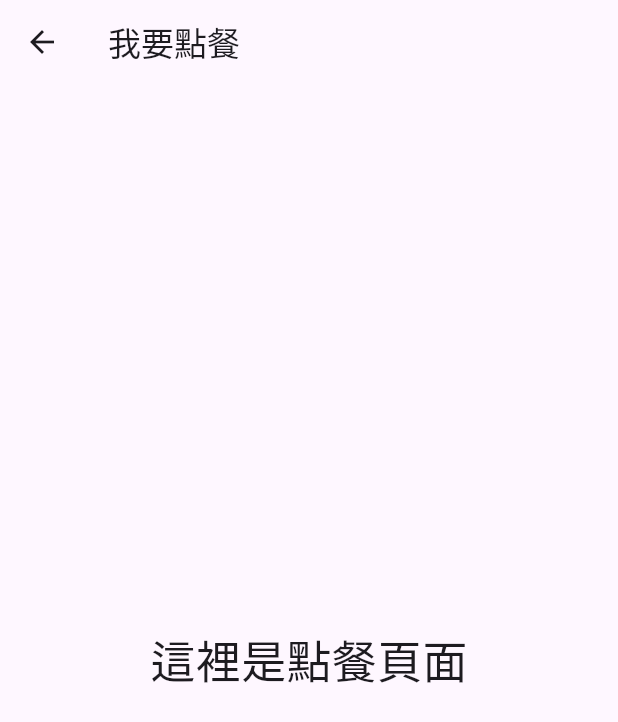
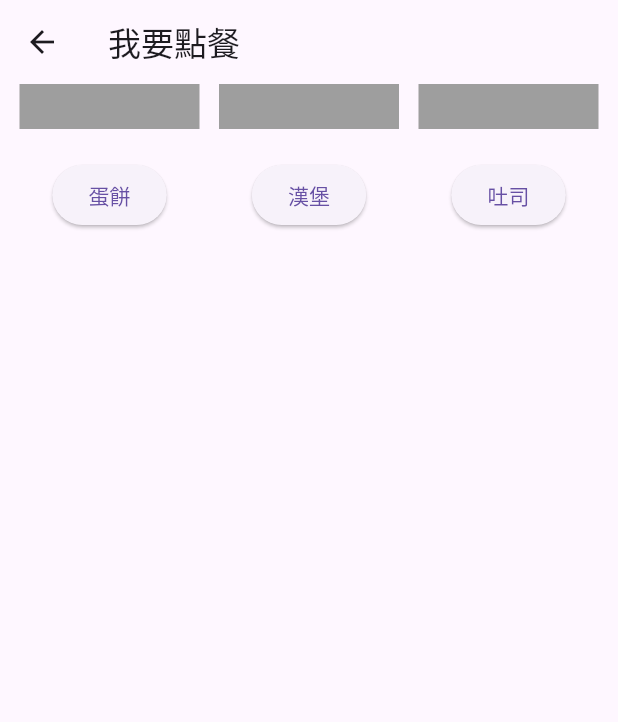
Before and after one commit to wamgbo/ordering_system, a Flutter app: the OrderPage screen opened directly, on a phone screen of 412 x 824 dp. Shown: the top 722 px of the screen. Run offline on Flutter 3.47's test engine with Material 3 defaults, Android fonts, the light colour scheme and no system bars.

Commit message:
dev2 add light buntton in op

```diff
--- a/lib/pages/order_page.dart
+++ b/lib/pages/order_page.dart
@@ -8,7 +8,51 @@ class OrderPage extends StatelessWidget {
   Widget build(BuildContext context) {
     return Scaffold(
       appBar: AppBar(title: const Text('我要點餐')),
-      body: const Center(child: Text('這裡是點餐頁面', style: TextStyle(fontSize: 30))),
+      body: SelectBar(),
     );
   }
 }
+
+class SelectBar extends StatefulWidget {
+  const SelectBar({super.key});
+  @override
+  State<SelectBar> createState() => _SelectBarState(); //必須要宣告
+}
+
+class _SelectBarState extends State<SelectBar> {
+  int _selected = -1; // -1 = 沒選
+
+  @override
+  Widget build(BuildContext context) {
+    return Row(
+      mainAxisAlignment: MainAxisAlignment.spaceEvenly,
+      children: [_buildItem(0, "蛋餅"), _buildItem(1, "漢堡"), _buildItem(2, "吐司")],
+    );
+  }
+
+  //callback 專門製造 選擇燈 跟 按鈕
+  Widget _buildItem(int index, String text) {
+    bool isSelected = _selected == index;
+    return Column(
+      children: [
+        Container(
+          width: 120,
+          height: 30,
+          color: isSelected ? Colors.green : Colors.grey, // 選中變綠
+        ),
+        //間隔
+        const SizedBox(height: 20),
+        //按鈕
+        ElevatedButton(
+          // onPressed: () => setState(() => _selected = index),
+          onPressed: () {
+            setState(() {
+              _selected = index;
+            });
+          },
+          child: Text(text),
+        ),
+      ],
+    );
+  }
+}
```
Also changed, not shown: lib/main.dart (+8 -2 lines).
